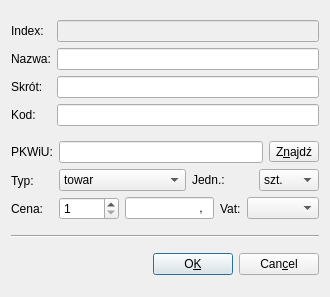
Before: the Qt Designer form Towary.ui in juliagoda/qfaktury, drawn with Qt 5.
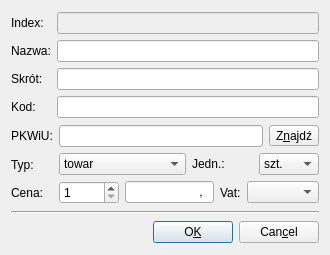
After: the same form once the commit is applied.

```diff
--- a/Towary.ui
+++ b/Towary.ui
@@ -6,7 +6,7 @@
     <x>0</x>
     <y>0</y>
     <width>330</width>
-    <height>297</height>
+    <height>255</height>
    </rect>
   </property>
   <property name="windowTitle" >
```
Left out of the diff: 83 changed lines with no effect on the pictures.
